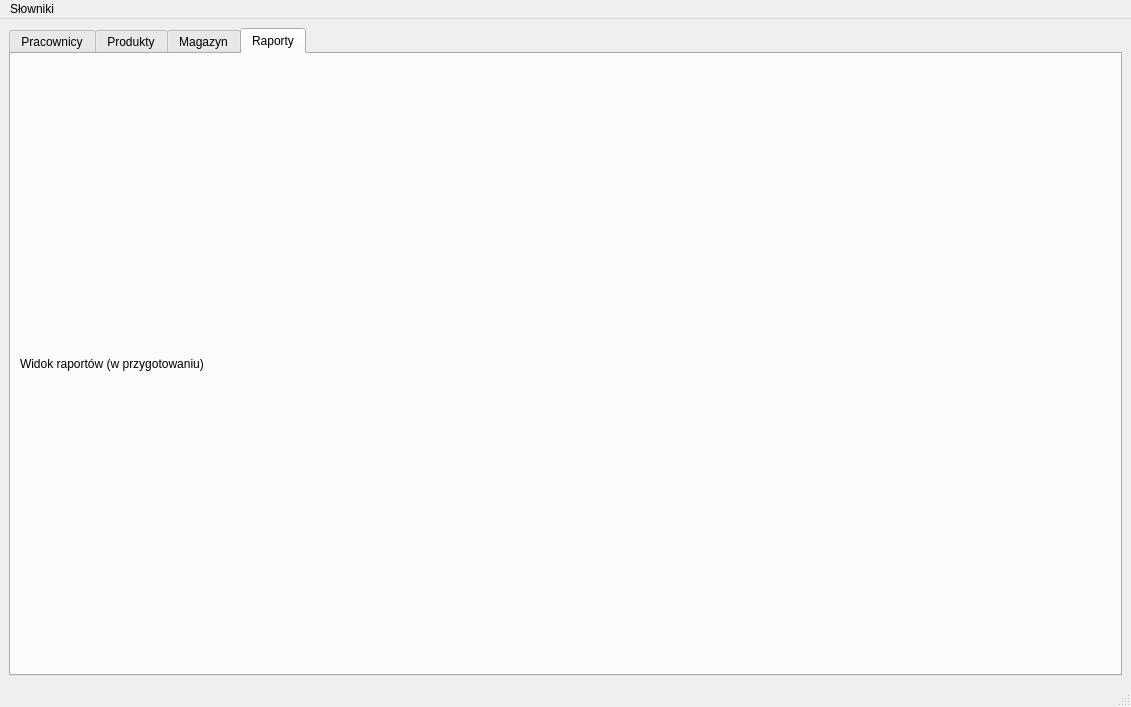
LukasZaw/company-manager-qt, file mainwindow.ui: the form before one commit.
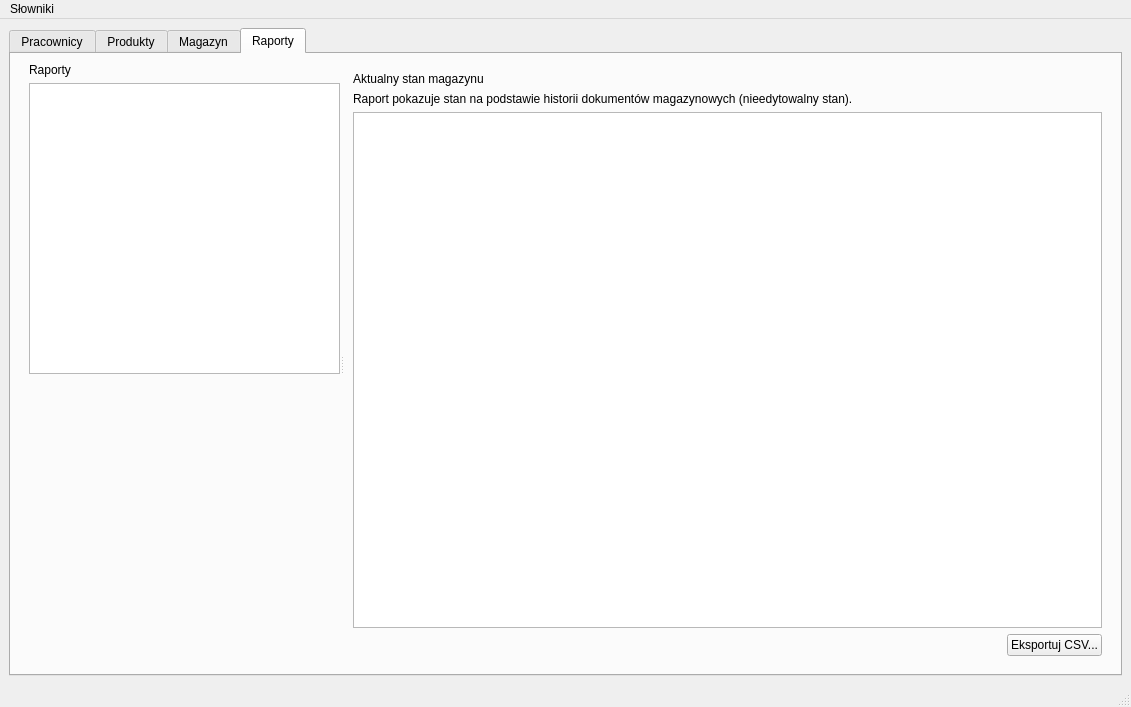
The form after the commit. The open tabs and pages were chosen to show the change.

Commit message: feat: add current stock report UI and CSV export

Patch:
```diff
--- a/mainwindow.ui
+++ b/mainwindow.ui
@@ -633,15 +633,147 @@
        <attribute name="title">
         <string>Raporty</string>
        </attribute>
-       <layout class="QVBoxLayout" name="reportsLayout">
-        <item>
-         <widget class="QLabel" name="reportsPlaceholder">
-          <property name="text">
-           <string>Widok raportów (w przygotowaniu)</string>
-          </property>
-         </widget>
-        </item>
-       </layout>
+        <layout class="QHBoxLayout" name="reportsLayout">
+         <item>
+          <widget class="QSplitter" name="reportsSplitter">
+           <property name="orientation">
+            <enum>Qt::Orientation::Horizontal</enum>
+           </property>
+           <widget class="QWidget" name="reportsLeftPanel">
+            <property name="minimumSize">
+             <size>
+              <width>220</width>
+              <height>0</height>
+             </size>
+            </property>
+            <property name="maximumSize">
+             <size>
+              <width>320</width>
+              <height>16777215</height>
+             </size>
+            </property>
+            <layout class="QVBoxLayout" name="reportsLeftLayout">
+             <property name="leftMargin">
+              <number>9</number>
+             </property>
+             <item>
+              <widget class="QLabel" name="reportsTitleLabel">
+            <property name="text">
+             <string>Raporty</string>
+            </property>
+              </widget>
+             </item>
+             <item>
+              <widget class="QListWidget" name="reportsListWidget"/>
+             </item>
+             <item>
+              <spacer name="reportsLeftSpacer">
+            <property name="orientation">
+             <enum>Qt::Orientation::Vertical</enum>
+            </property>
+            <property name="sizeHint" stdset="0">
+             <size>
+              <width>20</width>
+              <height>40</height>
+             </size>
+            </property>
+              </spacer>
+             </item>
+            </layout>
+           </widget>
+           <widget class="QWidget" name="reportsRightPanel">
+            <layout class="QVBoxLayout" name="reportsRightLayout">
+             <item>
+              <widget class="QStackedWidget" name="reportsStackedWidget">
+            <widget class="QWidget" name="reportCurrentStockPage">
+             <layout class="QVBoxLayout" name="reportCurrentStockLayout">
+              <item>
+               <widget class="QLabel" name="currentStockTitleLabel">
+                <property name="text">
+                 <string>Aktualny stan magazynu</string>
+                </property>
+               </widget>
+              </item>
+              <item>
+               <widget class="QLabel" name="currentStockDescriptionLabel">
+                <property name="text">
+                 <string>Raport pokazuje stan na podstawie historii dokumentów magazynowych (nieedytowalny stan).</string>
+                </property>
+                <property name="wordWrap">
+                 <bool>true</bool>
+                </property>
+               </widget>
+              </item>
+              <item>
+               <widget class="QTableView" name="currentStockTableView"/>
+              </item>
+              <item>
+               <layout class="QHBoxLayout" name="currentStockButtonsLayout">
+                <item>
+                 <spacer name="currentStockButtonsSpacer">
+                  <property name="orientation">
+                <enum>Qt::Orientation::Horizontal</enum>
+                  </property>
+                  <property name="sizeHint" stdset="0">
+                <size>
+                 <width>40</width>
+                 <height>20</height>
+                </size>
+                  </property>
+                 </spacer>
+                </item>
+                <item>
+                 <widget class="QPushButton" name="exportCurrentStockCsvButton">
+                  <property name="text">
+                <string>Eksportuj CSV...</string>
+                  </property>
+                 </widget>
+                </item>
+               </layout>
+              </item>
+             </layout>
+            </widget>
+            <widget class="QWidget" name="reportComingSoonPage">
+             <layout class="QVBoxLayout" name="reportComingSoonLayout">
+              <item>
+               <widget class="QLabel" name="reportComingSoonTitleLabel">
+                <property name="text">
+                 <string>Wkrótce</string>
+                </property>
+               </widget>
+              </item>
+              <item>
+               <widget class="QLabel" name="reportComingSoonTextLabel">
+                <property name="text">
+                 <string>Ten raport będzie dostępny w kolejnej wersji.</string>
+                </property>
+                <property name="wordWrap">
+                 <bool>true</bool>
+                </property>
+               </widget>
+              </item>
+              <item>
+               <spacer name="reportComingSoonSpacer">
+                <property name="orientation">
+                 <enum>Qt::Orientation::Vertical</enum>
+                </property>
+                <property name="sizeHint" stdset="0">
+                 <size>
+                  <width>20</width>
+                  <height>40</height>
+                 </size>
+                </property>
+               </spacer>
+              </item>
+             </layout>
+            </widget>
+              </widget>
+             </item>
+            </layout>
+           </widget>
+          </widget>
+         </item>
+        </layout>
       </widget>
      </widget>
     </item>
```
The commit also changes 5 other files.
